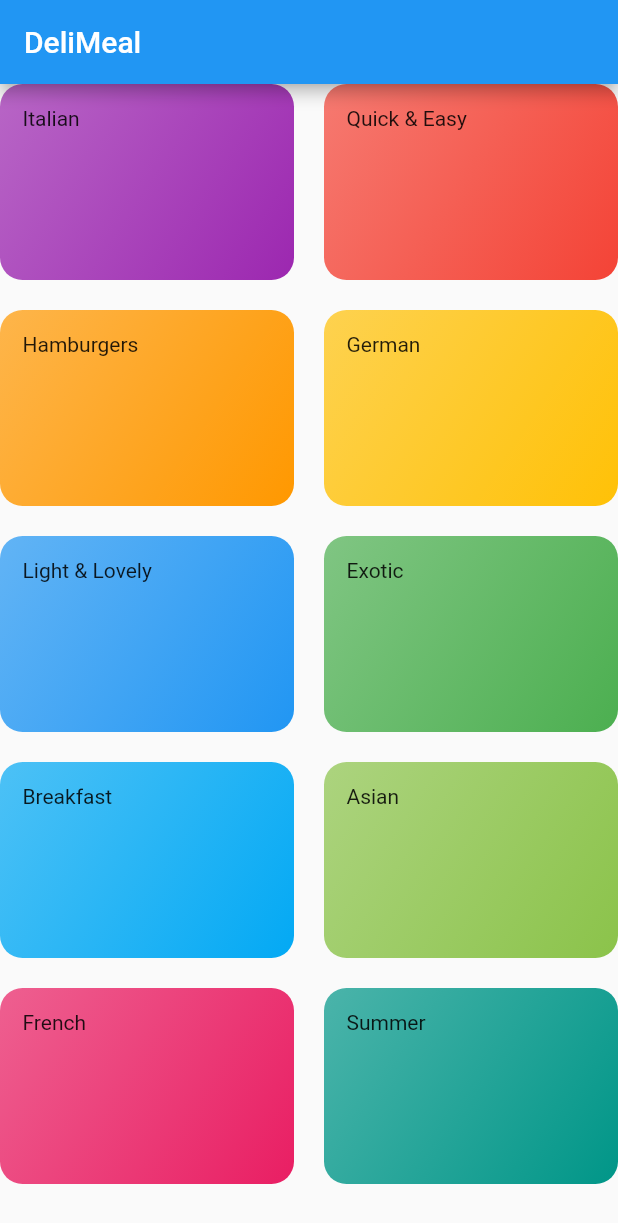
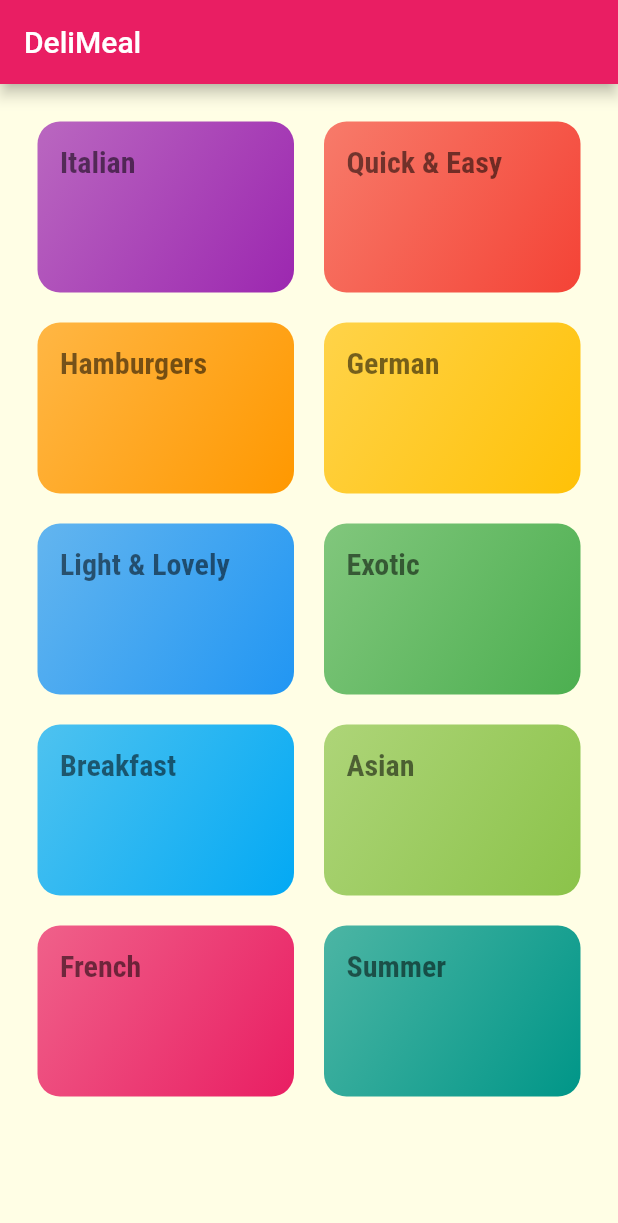
Before and after one commit to joepasss/flutter_study, a Flutter app: the screen it shows after launch, on a phone screen of 412 x 824 dp. Shown: the top 1223 px of the screen. Run offline on Flutter 3.47's test engine with Material 2 defaults, Android fonts, the phone set to English and light mode, and no system bars.

Commit message:
Add Global style and font(assets/fonts)

```diff
--- a/meals_app/lib/categories_screen.dart
+++ b/meals_app/lib/categories_screen.dart
@@ -11,9 +11,12 @@ class CategoriesScreen extends StatelessWidget {
   Widget build(BuildContext context) {
     return Scaffold(
       appBar: AppBar(
-        title: const Text('DeliMeal'),
+        title: const Text(
+          'DeliMeal',
+        ),
       ),
       body: GridView(
+        padding: const EdgeInsets.all(25),
         gridDelegate: const SliverGridDelegateWithMaxCrossAxisExtent(
           maxCrossAxisExtent: 200,
           childAspectRatio: 3 / 2,
--- a/meals_app/lib/categroy_item.dart
+++ b/meals_app/lib/categroy_item.dart
@@ -14,7 +14,6 @@ class CategoryItem extends StatelessWidget {
   Widget build(BuildContext context) {
     return Container(
       padding: const EdgeInsets.all(15),
-      child: Text(title),
       decoration: BoxDecoration(
         gradient: LinearGradient(
           colors: [
@@ -26,6 +25,10 @@ class CategoryItem extends StatelessWidget {
         ),
         borderRadius: BorderRadius.circular(15),
       ),
+      child: Text(
+        title,
+        style: Theme.of(context).textTheme.headline1,
+      ),
     );
   }
 }
--- a/meals_app/lib/main.dart
+++ b/meals_app/lib/main.dart
@@ -10,10 +10,28 @@ class MyApp extends StatelessWidget {
   @override
   Widget build(BuildContext context) {
     return MaterialApp(
-      title: 'Flutter Demo',
+      title: 'DeliMeal',
       debugShowCheckedModeBanner: false,
       theme: ThemeData(
-        primarySwatch: Colors.blue,
+        colorScheme: ColorScheme.fromSwatch(
+          primarySwatch: Colors.pink,
+          accentColor: Colors.amber,
+        ),
+        canvasColor: const Color.fromRGBO(255, 254, 229, 1),
+        fontFamily: 'Raleway',
+        textTheme: ThemeData.light().textTheme.copyWith(
+              bodyText1: const TextStyle(
+                color: Color.fromRGBO(20, 51, 51, 1),
+              ),
+              bodyText2: const TextStyle(
+                color: Color.fromRGBO(20, 51, 51, 1),
+              ),
+              headline1: const TextStyle(
+                fontSize: 20,
+                fontFamily: 'RobotoCondensed',
+                fontWeight: FontWeight.bold,
+              ),
+            ),
       ),
       home: const CategoriesScreen(),
     );
```
Also changed, not shown: meals_app/pubspec.yaml (+19 -68 lines), meals_app/assets/fonts/Raleway-Black.ttf (added), meals_app/assets/fonts/Raleway-Bold.ttf (added), meals_app/assets/fonts/Raleway-Regular.ttf (added), meals_app/assets/fonts/RobotoCondensed-Bold.ttf (added), meals_app/assets/fonts/RobotoCondensed-Italic.ttf (added), meals_app/assets/fonts/RobotoCondensed-Light.ttf (added), meals_app/assets/fonts/RobotoCondensed-Regular.ttf (added).
